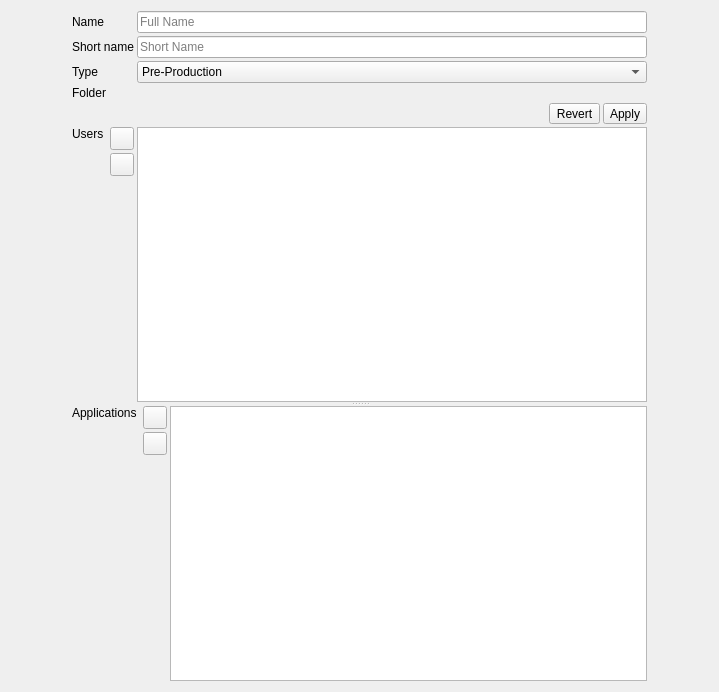
Qt form src/stepeditwidget.ui (RxLaboratory/Ramses-Client) before a commit.
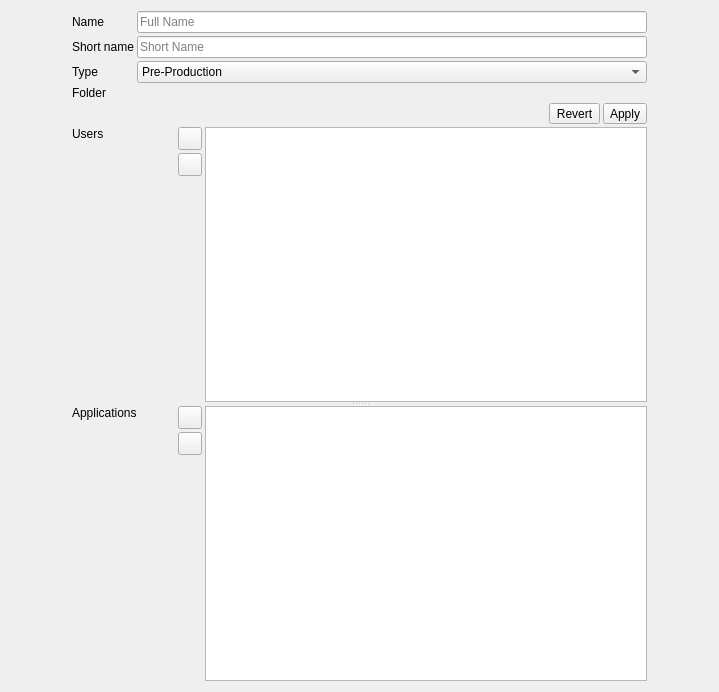
The same form after that commit. Icons and pictures are not drawn.

The edit to the form file:
```diff
--- a/src/stepeditwidget.ui
+++ b/src/stepeditwidget.ui
@@ -223,6 +223,12 @@
              <verstretch>0</verstretch>
             </sizepolicy>
            </property>
+           <property name="minimumSize">
+            <size>
+             <width>100</width>
+             <height>0</height>
+            </size>
+           </property>
            <property name="text">
             <string>Users</string>
            </property>
@@ -315,6 +321,12 @@
              <verstretch>0</verstretch>
             </sizepolicy>
            </property>
+           <property name="minimumSize">
+            <size>
+             <width>100</width>
+             <height>0</height>
+            </size>
+           </property>
            <property name="text">
             <string>Applications</string>
            </property>
```
Left out of the diff: 141 changed lines with no effect on the pictures.
